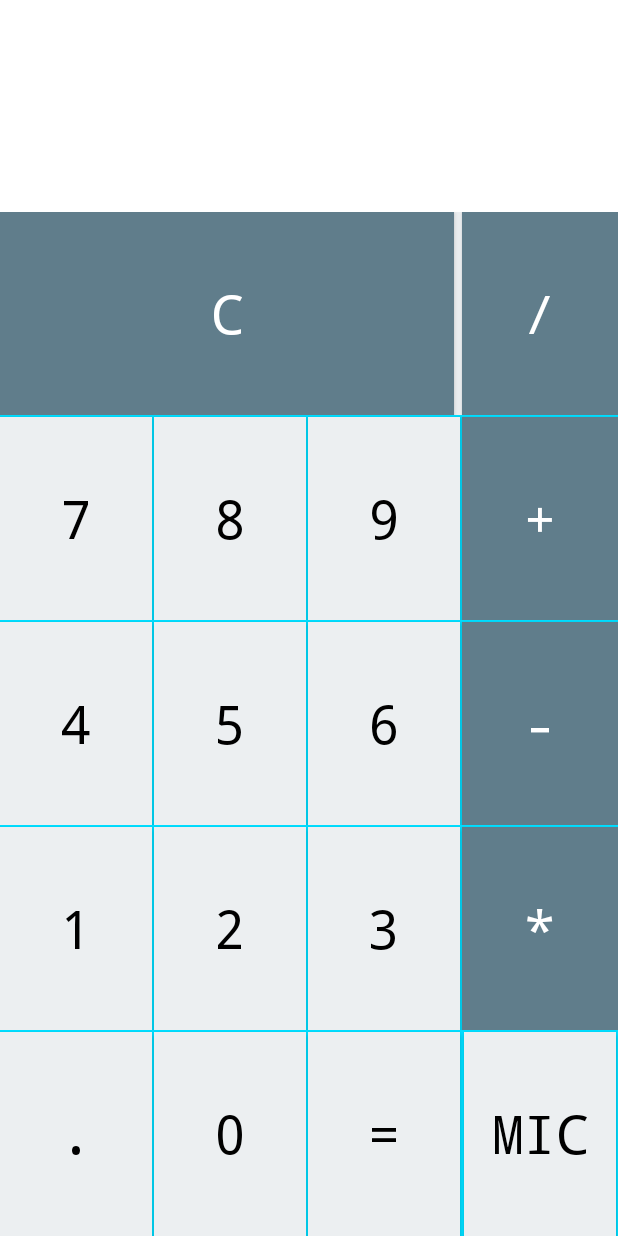
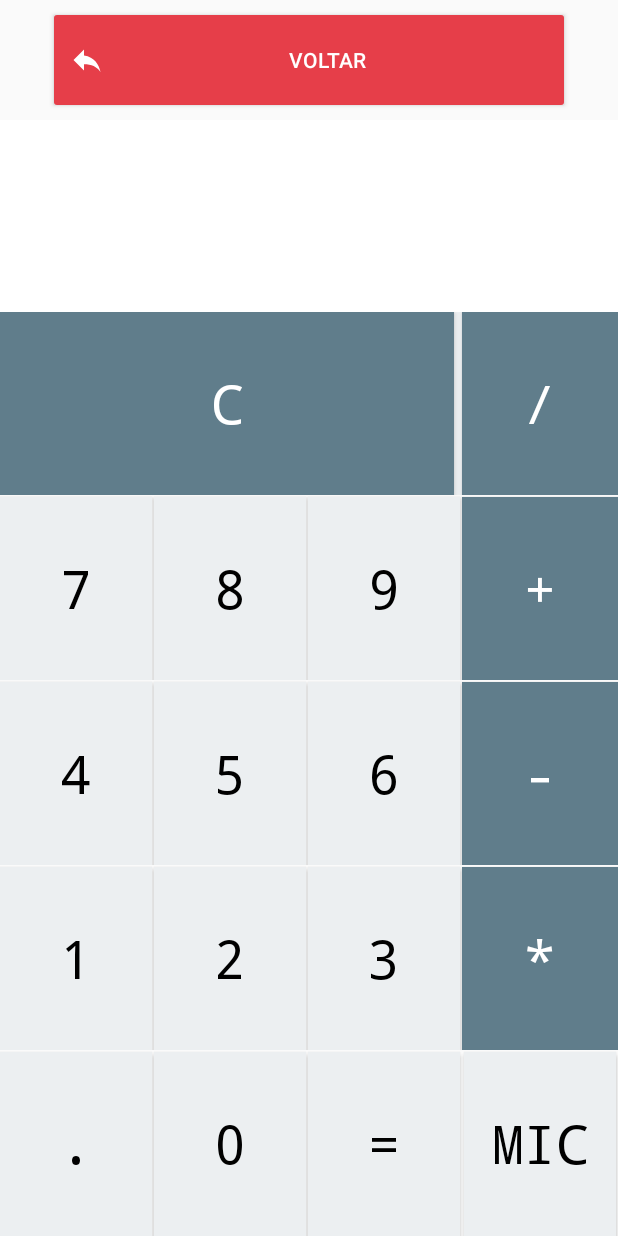
Before and after one commit to lucasmacieldev/ProjetoVoiceTcc, an Android app: the Calc screen opened directly, with no data from a screen before it, on a phone screen of 412 x 824 dp. Run offline under Robolectric (Android 15) with nearby library versions, the phone set to English and light mode, and no system bars.

Commit message:
Commit Botão voltar - novamente

```diff
--- a/app/src/main/java/com/example/lucasmaciel/testevoice/Calc.java
+++ b/app/src/main/java/com/example/lucasmaciel/testevoice/Calc.java
@@ -41,7 +41,7 @@ public class Calc extends Activity implements TextToSpeech.OnInitListener,Recogn
 
     private int[] opebotoes = {R.id.butmais, R.id.butmen, R.id.butmult, R.id.butdiv, R.id.butponto};
 
-    private Button btnmic;
+    private Button btnmic, btnVoltar;
 
     private boolean ultnumero;
 
@@ -116,6 +116,24 @@ public class Calc extends Activity implements TextToSpeech.OnInitListener,Recogn
         });
 
 
+        btnVoltar = (Button) findViewById (R.id.btnVoltar);
+        btnVoltar.setOnClickListener(new View.OnClickListener() {
+            @Override
+            public void onClick(View view) {
+
+                Intent j = new Intent (getApplicationContext (), MainActivity.class);
+                startActivity (j);
+            }
+        });
+
+        btnVoltar.setOnLongClickListener(new View.OnLongClickListener() {
+            public boolean onLongClick(View v) {
+                String falar = "Voltar";
+                Toast.makeText (getApplicationContext (), falar, Toast.LENGTH_SHORT).show ();
+                textToSpeech.speak (falar, TextToSpeech.QUEUE_FLUSH, null);
+                return true;
+            }
+        });
 
     }
 
--- a/app/src/main/res/layout/activity_calc.xml
+++ b/app/src/main/res/layout/activity_calc.xml
@@ -5,10 +5,39 @@
     android:layout_height="fill_parent"
     android:shrinkColumns="*"
     android:stretchColumns="*"
-    android:background="@android:color/holo_blue_bright"
     tools:context=".Calc">
 
+    <LinearLayout
+        android:clipToPadding="false"
+        android:gravity="center"
+        android:orientation="horizontal"
+        android:layout_width="match_parent"
+        android:layout_height="wrap_content">
+        <android.support.v7.widget.CardView
+            android:foreground="?android:attr/selectableItemBackground"
+            android:clickable="true"
+            android:layout_width="340dp"
+            android:layout_height="60dp"
+            android:layout_margin="10dp">
+            <LinearLayout
 
+                android:layout_width="match_parent"
+                android:layout_height="match_parent"
+                android:orientation="vertical"
+                android:gravity="center">
+                <Button
+                    android:id="@+id/btnVoltar"
+                    android:layout_width="match_parent"
+                    android:layout_height="match_parent"
+                    android:background="#e63e49"
+                    android:textColor="#FFFFFF"
+                    android:padding="10dp"
+                    android:drawableLeft="@drawable/ic_reply_black_24dp"
+                    android:text="Voltar"
+                    />
+            </LinearLayout>
+        </android.support.v7.widget.CardView>
+    </LinearLayout>
 
     <TableRow
         android:layout_width="fill_parent"
```
Also changed, not shown: app/src/main/java/com/example/lucasmaciel/testevoice/AllContacts.java (+21 -0 lines), app/src/main/java/com/example/lucasmaciel/testevoice/Telefone.java (+21 -0 lines), app/src/main/res/layout/activity_all_contacts.xml (+30 -0 lines), app/src/main/res/layout/activity_telefone.xml (+30 -0 lines).
